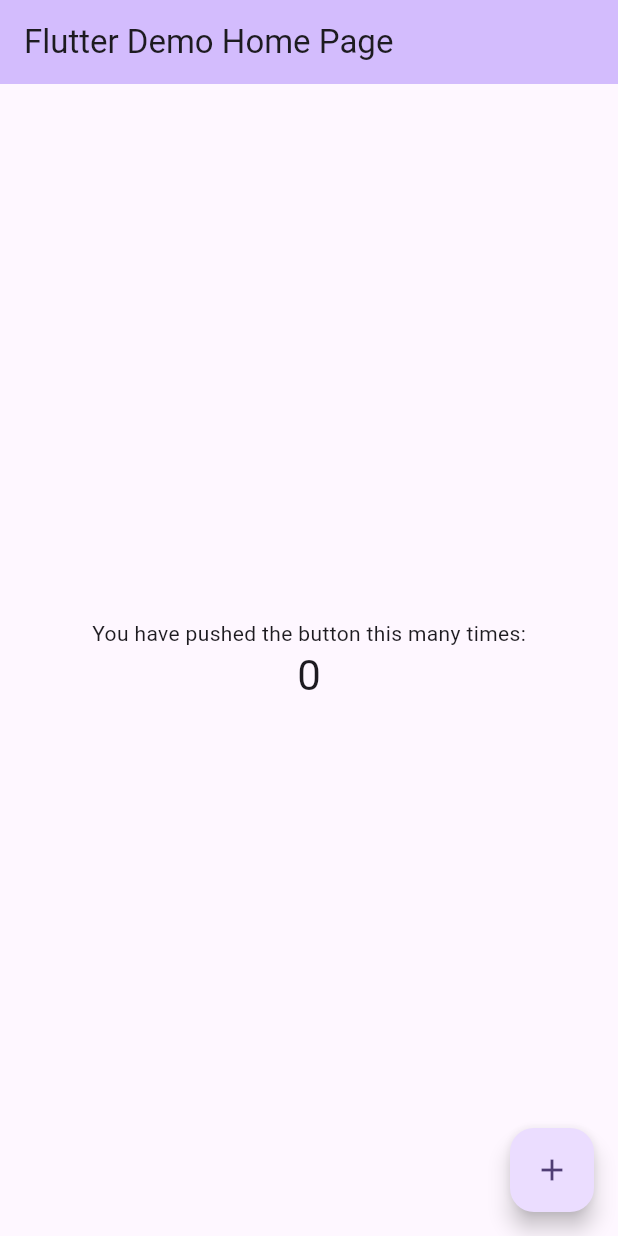
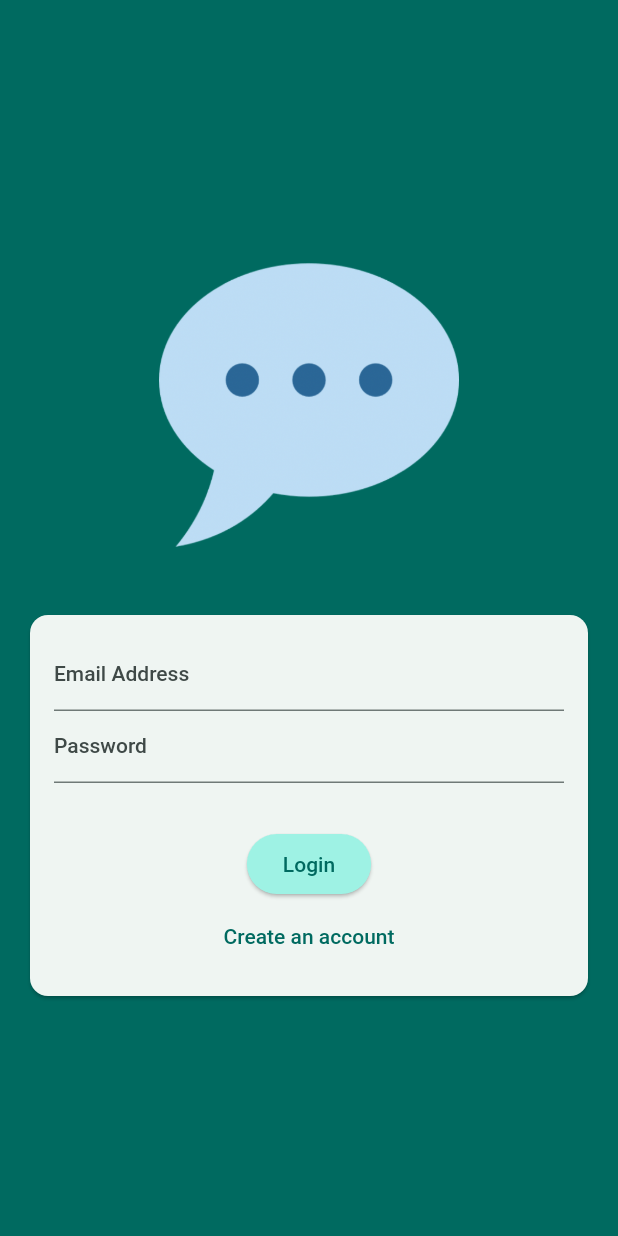
Before and after one commit to ajaypoly/chat-app, a Flutter app: the screen it shows after launch, on a phone screen of 412 x 824 dp. Run offline on Flutter 3.47's test engine with Material 2 defaults, Android fonts, the phone set to English and light mode, and no system bars.

Commit message:
added validation on signup page

```diff
--- a/lib/main.dart
+++ b/lib/main.dart
@@ -1,125 +1,23 @@
+import 'package:chat_app/screens/auth.dart';
 import 'package:flutter/material.dart';
 
 void main() {
-  runApp(const MyApp());
+  runApp(const App());
 }
 
-class MyApp extends StatelessWidget {
-  const MyApp({super.key});
+class App extends StatelessWidget {
+  const App({super.key});
 
-  // This widget is the root of your application.
   @override
   Widget build(BuildContext context) {
     return MaterialApp(
-      title: 'Flutter Demo',
-      theme: ThemeData(
-        // This is the theme of your application.
-        //
-        // TRY THIS: Try running your application with "flutter run". You'll see
-        // the application has a blue toolbar. Then, without quitting the app,
-        // try changing the seedColor in the colorScheme below to Colors.green
-        // and then invoke "hot reload" (save your changes or press the "hot
-        // reload" button in a Flutter-supported IDE, or press "r" if you used
-        // the command line to start the app).
-        //
-        // Notice that the counter didn't reset back to zero; the application
-        // state is not lost during the reload. To reset the state, use hot
-        // restart instead.
-        //
-        // This works for code too, not just values: Most code changes can be
-        // tested with just a hot reload.
-        colorScheme: ColorScheme.fromSeed(seedColor: Colors.deepPurple),
+      title: 'FlutterChat',
+      theme: ThemeData().copyWith(
         useMaterial3: true,
+        colorScheme: ColorScheme.fromSeed(
+            seedColor: Color.fromARGB(255, 18, 181, 165)),
       ),
-      home: const MyHomePage(title: 'Flutter Demo Home Page'),
+      home:const AuthScreen()
     );
   }
 }
-
-class MyHomePage extends StatefulWidget {
-  const MyHomePage({super.key, required this.title});
-
-  // This widget is the home page of your application. It is stateful, meaning
-  // that it has a State object (defined below) that contains fields that affect
-  // how it looks.
-
-  // This class is the configuration for the state. It holds the values (in this
-  // case the title) provided by the parent (in this case the App widget) and
-  // used by the build method of the State. Fields in a Widget subclass are
-  // always marked "final".
-
-  final String title;
-
-  @override
-  State<MyHomePage> createState() => _MyHomePageState();
-}
-
-class _MyHomePageState extends State<MyHomePage> {
-  int _counter = 0;
-
-  void _incrementCounter() {
-    setState(() {
-      // This call to setState tells the Flutter framework that something has
-      // changed in this State, which causes it to rerun the build method below
-      // so that the display can reflect the updated values. If we changed
-      // _counter without calling setState(), then the build method would not be
-      // called again, and so nothing would appear to happen.
-      _counter++;
-    });
-  }
-
-  @override
-  Widget build(BuildContext context) {
-    // This method is rerun every time setState is called, for instance as done
-    // by the _incrementCounter method above.
-    //
-    // The Flutter framework has been optimized to make rerunning build methods
-    // fast, so that you can just rebuild anything that needs updating rather
-    // than having to individually change instances of widgets.
-    return Scaffold(
-      appBar: AppBar(
-        // TRY THIS: Try changing the color here to a specific color (to
-        // Colors.amber, perhaps?) and trigger a hot reload to see the AppBar
-        // change color while the other colors stay the same.
-        backgroundColor: Theme.of(context).colorScheme.inversePrimary,
-        // Here we take the value from the MyHomePage object that was created by
-        // the App.build method, and use it to set our appbar title.
-        title: Text(widget.title),
-      ),
-      body: Center(
-        // Center is a layout widget. It takes a single child and positions it
-        // in the middle of the parent.
-        child: Column(
-          // Column is also a layout widget. It takes a list of children and
-          // arranges them vertically. By default, it sizes itself to fit its
-          // children horizontally, and tries to be as tall as its parent.
-          //
-          // Column has various properties to control how it sizes itself and
-          // how it positions its children. Here we use mainAxisAlignment to
-          // center the children vertically; the main axis here is the vertical
-          // axis because Columns are vertical (the cross axis would be
-          // horizontal).
-          //
-          // TRY THIS: Invoke "debug painting" (choose the "Toggle Debug Paint"
-          // action in the IDE, or press "p" in the console), to see the
-          // wireframe for each widget.
-          mainAxisAlignment: MainAxisAlignment.center,
-          children: <Widget>[
-            const Text(
-              'You have pushed the button this many times:',
-            ),
-            Text(
-              '$_counter',
-              style: Theme.of(context).textTheme.headlineMedium,
-            ),
-          ],
-        ),
-      ),
-      floatingActionButton: FloatingActionButton(
-        onPressed: _incrementCounter,
-        tooltip: 'Increment',
-        child: const Icon(Icons.add),
-      ), // This trailing comma makes auto-formatting nicer for build methods.
-    );
-  }
-}
--- /dev/null
+++ b/lib/screens/auth.dart
@@ -0,0 +1,123 @@
+import 'package:flutter/material.dart';
+
+class AuthScreen extends StatefulWidget {
+  const AuthScreen({super.key});
+
+  @override
+  State<AuthScreen> createState() => _AuthScreenState();
+}
+
+class _AuthScreenState extends State<AuthScreen> {
+  final _formKey = GlobalKey<FormState>();
+  var _isLogin = true;
+
+  var _enteredEmail = "";
+  var _enteredPassword = "";
+
+  void _isSubmit() {
+   final isValid=  _formKey.currentState!.validate();
+
+   if (isValid){
+    _formKey.currentState!.save();
+    print(_enteredEmail);
+    print(_enteredPassword);
+
+
+   }
+  }
+
+  @override
+  Widget build(BuildContext context) {
+    return Scaffold(
+      backgroundColor: Theme.of(context).colorScheme.primary,
+      body: Center(
+        child: SingleChildScrollView(
+          child: Column(
+            mainAxisAlignment: MainAxisAlignment.center,
+            children: [
+              Container(
+                margin: const EdgeInsets.only(
+                  top: 30,
+                  bottom: 20,
+                  left: 20,
+                  right: 20,
+                ),
+                width: 200,
+                child: Image.asset('assets/chat.png'),
+              ),
+              Card(
+                margin: const EdgeInsets.all(20),
+                child: SingleChildScrollView(
+                  child: Padding(
+                    padding: const EdgeInsets.all(16),
+                    child: Form(
+                      key: _formKey,
+                      child: Column(
+                        mainAxisSize: MainAxisSize.min,
+                        children: [
+                          TextFormField(
+                            decoration: const InputDecoration(
+                                labelText: 'Email Address'),
+                            keyboardType: TextInputType.emailAddress,
+                            autocorrect: false,
+                            textCapitalization: TextCapitalization.none,
+                            validator: (value) {
+                              if (value == null ||
+                                  value.trim().isEmpty ||
+                                  !value.contains("@")) {
+                                return "Please enter a valid email address";
+                              }
+                              return null;
+                            },
+                            onSaved: (value) {
+                              _enteredEmail = value!;
+                            },
+                          ),
+                          TextFormField(
+                            decoration:
+                                const InputDecoration(labelText: 'Password'),
+                            keyboardType: TextInputType.emailAddress,
+                            obscureText: true,
+                            validator: (value) {
+                              if (value == null || value.trim().length < 6) {
+                                return "Password must be 6 character long";
+                              }
+                              return null;
+                            },
+                                 onSaved: (value) {
+                              _enteredPassword = value!;
+                            },
+                          ),
+                          const SizedBox(
+                            height: 30,
+                          ),
+                          ElevatedButton(
+                            onPressed: _isSubmit,
+                            style: ElevatedButton.styleFrom(
+                                backgroundColor: Theme.of(context)
+                                    .colorScheme
+                                    .primaryContainer),
+                            child: Text(_isLogin ? "Login" : "SignUp"),
+                          ),
+                          TextButton(
+                              onPressed: () {
+                                setState(() {
+                                  _isLogin = !_isLogin;
+                                });
+                              },
+                              child: Text(_isLogin
+                                  ? "Create an account"
+                                  : "I already have an account."))
+                        ],
+                      ),
+                    ),
+                  ),
+                ),
+              ),
+            ],
+          ),
+        ),
+      ),
+    );
+  }
+}
--- a/pubspec.yaml
+++ b/pubspec.yaml
@@ -59,8 +59,8 @@ flutter:
   uses-material-design: true
 
   # To add assets to your application, add an assets section, like this:
-  # assets:
-  #   - images/a_dot_burr.jpeg
+  assets:
+    - assets/chat.png
   #   - images/a_dot_ham.jpeg
 
   # An image asset can refer to one or more resolution-specific "variants", see
```
Also changed, not shown: assets/chat.png (added).
